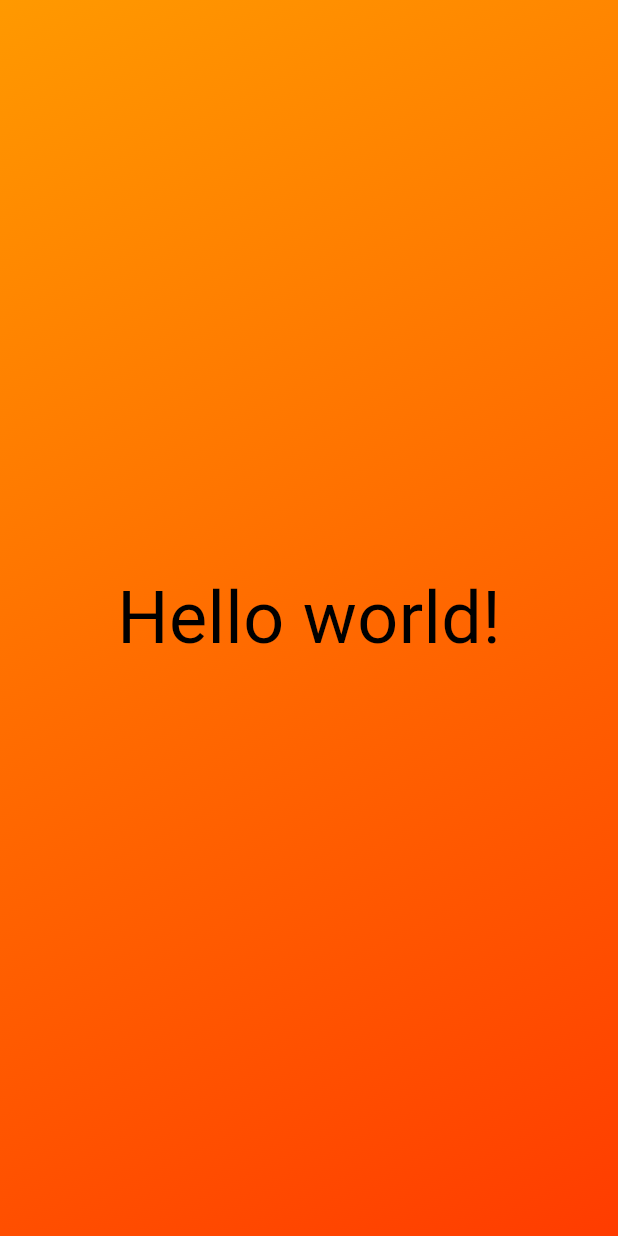
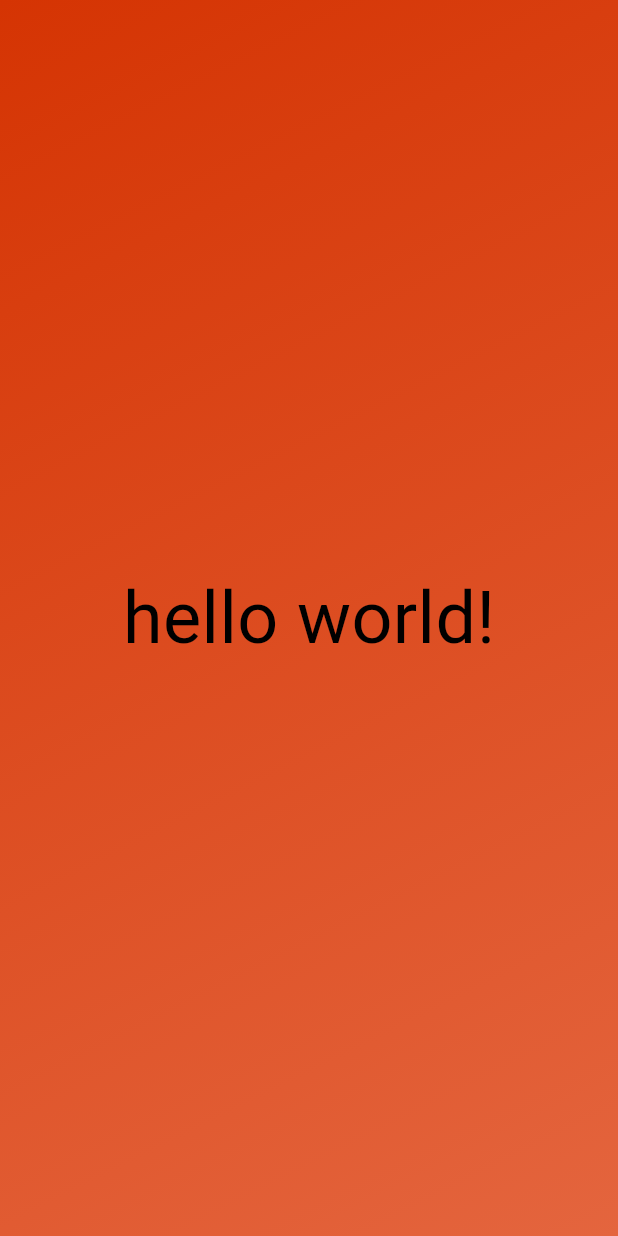
Before and after one commit to ogulcanoktem/flutter_proje, a Flutter app: the screen it shows after launch, on a phone screen of 412 x 824 dp. Run offline on Flutter 3.47's test engine with Material 3 defaults, Android fonts, the phone set to English and light mode, and no system bars.

```diff
--- a/lib/gradient_container.dart
+++ b/lib/gradient_container.dart
@@ -1,25 +1,28 @@
 import 'package:flutter/material.dart';
 import 'package:first_app/style_text.dart';
 
+var startAlignment = Alignment.topLeft;
+var endAlignment = Alignment.bottomRight;
+
 class GradientContainer extends StatelessWidget {
-  const GradientContainer({super.key});
+  const GradientContainer(this.color1, this.color2, {super.key});
+
+  final Color color1;
+  final Color color2;
 
   @override
   Widget build(context) {
     return Container(
-      decoration: const BoxDecoration(
+      decoration: BoxDecoration(
         gradient: LinearGradient(
-          colors: [
-            Color.fromARGB(255, 255, 153, 0),
-            Color.fromARGB(255, 255, 60, 0),
-          ],
-          begin: Alignment.topLeft,
-          end: Alignment.bottomRight,
+          colors: [color1, color2],
+          begin: startAlignment,
+          end: endAlignment,
         ),
       ),
       child: const Align(
         alignment: Alignment.center,
-        child: StyledText(),
+        child: StyledText('hello world!'),
       ),
     );
   }
--- a/lib/main.dart
+++ b/lib/main.dart
@@ -11,7 +11,10 @@ void main() {
         //appBar: AppBar(
         //  title: const Text("deneme"),
         //),
-        body: GradientContainer(),
+        body: GradientContainer(
+          Color.fromARGB(255, 213, 52, 3),
+          Color.fromARGB(255, 228, 101, 62),
+        ),
       ),
     ),
   );
--- a/lib/style_text.dart
+++ b/lib/style_text.dart
@@ -1,13 +1,15 @@
 import 'package:flutter/material.dart';
 
 class StyledText extends StatelessWidget {
-  const StyledText({super.key});
+  const StyledText(this.text, {super.key});
+
+  final String text;
 
   @override
   Widget build(context) {
-    return const Text(
-      'Hello world!',
-      style: TextStyle(
+    return Text(
+      text,
+      style: const TextStyle(
         color: Color.fromARGB(255, 0, 0, 0),
         fontSize: 48,
       ),
```
Also changed, not shown: assets/images/dice-1.png (added), assets/images/dice-2.png (added), assets/images/dice-3.png (added), assets/images/dice-4.png (added), assets/images/dice-5.png (added), assets/images/dice-6.png (added).
